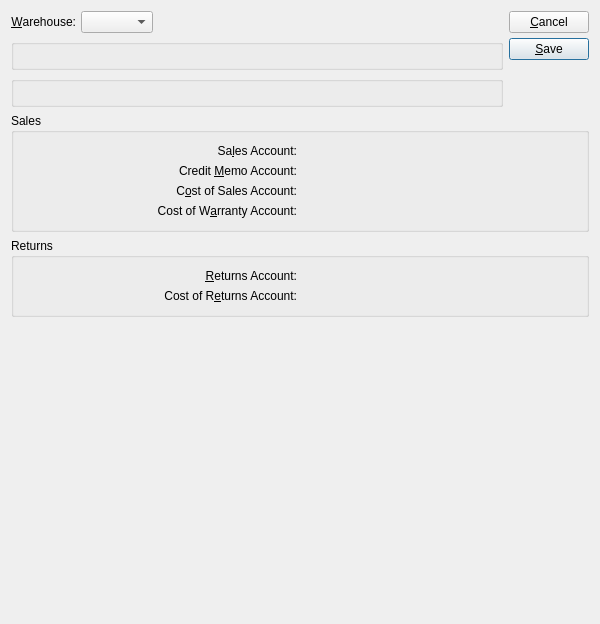
Above: guiclient/salesAccount.ui from Pegasus-RPG/xtuple-client before the change. Below: the same form after it.
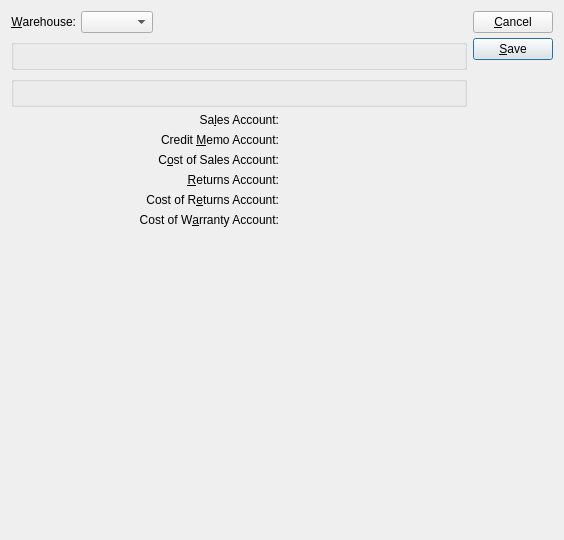
That is the form after the change. Custom widgets are drawn as their Qt base class.

What changed in the file:
```diff
--- a/guiclient/salesAccount.ui
+++ b/guiclient/salesAccount.ui
@@ -5,8 +5,8 @@
    <rect>
     <x>0</x>
     <y>0</y>
-    <width>600</width>
-    <height>624</height>
+    <width>564</width>
+    <height>540</height>
    </rect>
   </property>
   <property name="windowTitle" >
@@ -111,10 +111,6 @@
     </widget>
    </item>
    <item row="3" column="0" colspan="2" >
-    <widget class="QGroupBox" name="_salesGroup" >
-     <property name="title" >
-      <string>Sales</string>
-     </property>
      <layout class="QGridLayout" >
       <item row="0" column="0" >
        <widget class="QLabel" name="_salesLit" >
@@ -165,31 +161,6 @@
        <widget class="GLCluster" name="_cos" />
       </item>
       <item row="3" column="0" >
-       <widget class="QLabel" name="_cowLit" >
-        <property name="text" >
-         <string>Cost of W&amp;arranty Account:</string>
-        </property>
-        <property name="alignment" >
-         <set>Qt::AlignRight|Qt::AlignTrailing|Qt::AlignVCenter</set>
-        </property>
-        <property name="buddy" >
-         <cstring>_cow</cstring>
-        </property>
-       </widget>
-      </item>
-      <item row="3" column="1" >
-       <widget class="GLCluster" name="_cow" />
-      </item>
-     </layout>
-    </widget>
-   </item>
-   <item row="4" column="0" colspan="2" >
-    <widget class="QGroupBox" name="_returnsGroup" >
-     <property name="title" >
-      <string>Returns</string>
-     </property>
-     <layout class="QGridLayout" >
-      <item row="0" column="0" >
        <widget class="QLabel" name="_returnsLit" >
         <property name="text" >
          <string>&amp;Returns Account:</string>
@@ -202,10 +173,10 @@
         </property>
        </widget>
       </item>
-      <item row="0" column="1" >
+     <item row="3" column="1" >
        <widget class="GLCluster" name="_returns" />
       </item>
-      <item row="1" column="0" >
+     <item row="4" column="0" >
        <widget class="QLabel" name="_corLit" >
         <property name="text" >
          <string>Cost of R&amp;eturns Account:</string>
@@ -218,13 +189,28 @@
         </property>
        </widget>
       </item>
-      <item row="1" column="1" >
+     <item row="4" column="1" >
        <widget class="GLCluster" name="_cor" />
       </item>
-     </layout>
-    </widget>
-   </item>
    <item row="5" column="0" >
+      <widget class="QLabel" name="_cowLit" >
+       <property name="text" >
+        <string>Cost of W&amp;arranty Account:</string>
+       </property>
+       <property name="alignment" >
+        <set>Qt::AlignRight|Qt::AlignTrailing|Qt::AlignVCenter</set>
+       </property>
+       <property name="buddy" >
+        <cstring>_cow</cstring>
+       </property>
+      </widget>
+     </item>
+     <item row="5" column="1" >
+      <widget class="GLCluster" name="_cow" />
+     </item>
+    </layout>
+   </item>
+   <item row="4" column="0" >
     <spacer>
      <property name="orientation" >
       <enum>Qt::Vertical</enum>
```
Lines whose indentation alone changed are shown as unchanged.
